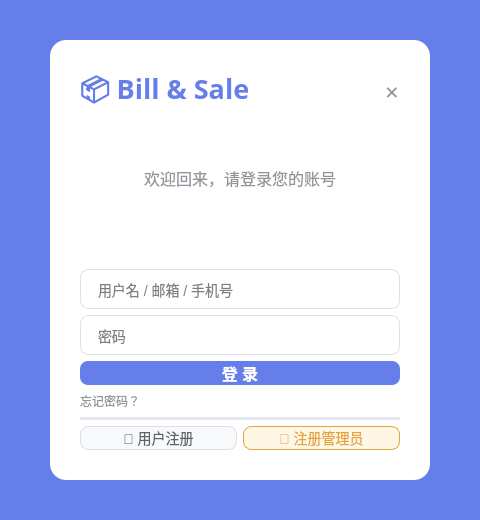
First picture: the form in src/module/login/loginwidget.ui, repository TvT1aa/Bill_Sale_system, before the edit.
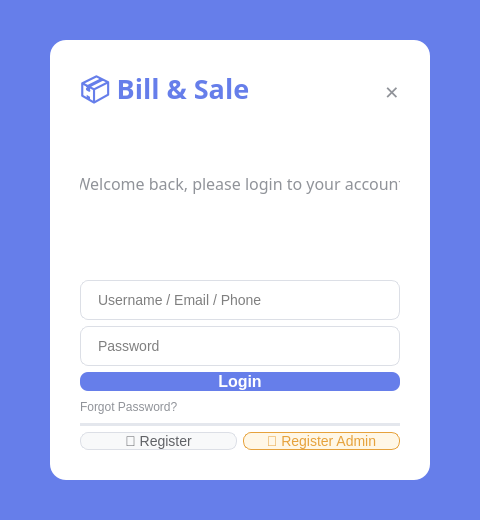
Second picture: the form after the edit.

What changed in the file:
```diff
--- a/src/module/login/loginwidget.ui
+++ b/src/module/login/loginwidget.ui
@@ -125,7 +125,7 @@
        <item>
         <widget class="QLabel" name="label_subtitle">
          <property name="text">
-          <string>欢迎回来，请登录您的账号</string>
+          <string>Welcome back, please login to your account</string>
          </property>
          <property name="font">
           <font>
@@ -145,7 +145,7 @@
        <item>
         <widget class="QLineEdit" name="leUsername">
          <property name="placeholderText">
-          <string>用户名 / 邮箱 / 手机号</string>
+          <string>Username / Email / Phone</string>
          </property>
          <property name="minimumHeight">
           <number>44</number>
@@ -167,7 +167,7 @@
        <item>
         <widget class="QLineEdit" name="lePassword">
          <property name="placeholderText">
-          <string>密码</string>
+          <string>Password</string>
          </property>
          <property name="minimumHeight">
           <number>44</number>
@@ -195,7 +195,7 @@
           <number>44</number>
          </property>
          <property name="text">
-          <string>登 录</string>
+          <string>Login</string>
          </property>
          <property name="cursor">
           <cursorShape>PointingHandCursor</cursorShape>
@@ -223,7 +223,7 @@
          <item>
           <widget class="QPushButton" name="btn_forgetPwd">
            <property name="text">
-            <string>忘记密码？</string>
+            <string>Forgot Password?</string>
            </property>
            <property name="cursor">
             <cursorShape>PointingHandCursor</cursorShape>
@@ -274,7 +274,7 @@
          <item>
           <widget class="QPushButton" name="btn_register">
            <property name="text">
-            <string>📝 用户注册</string>
+            <string>📝 Register</string>
            </property>
            <property name="minimumHeight">
             <number>40</number>
@@ -301,7 +301,7 @@
          <item>
           <widget class="QPushButton" name="btn_registerAdmin">
            <property name="text">
-            <string>👑 注册管理员</string>
+            <string>👑 Register Admin</string>
            </property>
            <property name="minimumHeight">
             <number>40</number>
```
Left out of the diff: 2 changed lines with no effect on the pictures.
